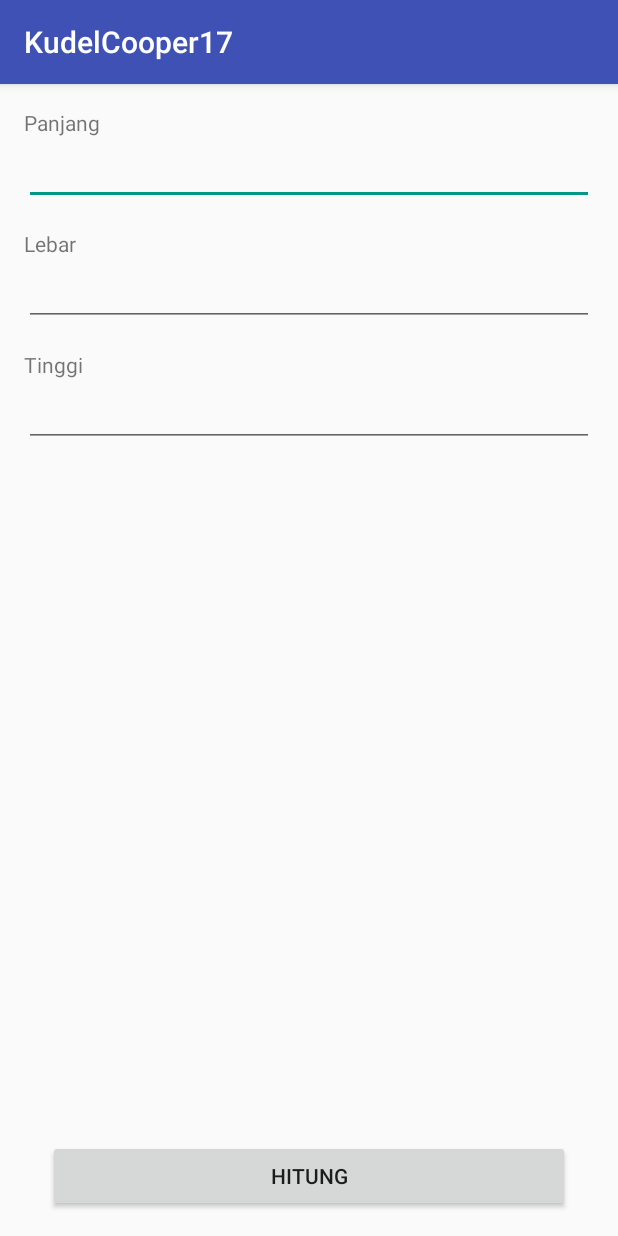
After one commit to ridhodelpierro/KudelCooper172, an Android app: the HitungActivity screen opened directly, with no data from a screen before it, on a phone screen of 412 x 824 dp. The commit adds this screen. Run offline under Robolectric (Android 15) with nearby library versions, the phone set to English and light mode, and no system bars.

Commit message:
Penambahan HitungActivity,panggil dengan intent

```diff
--- a/app/src/main/AndroidManifest.xml
+++ b/app/src/main/AndroidManifest.xml
@@ -9,6 +9,8 @@
         android:roundIcon="@mipmap/ic_launcher_round"
         android:supportsRtl="true"
         android:theme="@style/AppTheme">
+        <activity android:name=".HitungActivity"></activity>
+        <activity android:name=".Main2Activity" />
         <activity android:name=".MainActivity">
             <intent-filter>
                 <action android:name="android.intent.action.MAIN" />
--- /dev/null
+++ b/app/src/main/java/com/example/kudelcooper17/HitungActivity.kt
@@ -0,0 +1,12 @@
+package com.example.kudelcooper17
+
+import androidx.appcompat.app.AppCompatActivity
+import android.os.Bundle
+
+class HitungActivity : AppCompatActivity() {
+
+    override fun onCreate(savedInstanceState: Bundle?) {
+        super.onCreate(savedInstanceState)
+        setContentView(R.layout.activity_hitung)
+    }
+}
--- a/app/src/main/java/com/example/kudelcooper17/MainActivity.kt
+++ b/app/src/main/java/com/example/kudelcooper17/MainActivity.kt
@@ -1,8 +1,10 @@
 package com.example.kudelcooper17
 
+import android.content.Intent
 import androidx.appcompat.app.AppCompatActivity
 import android.os.Bundle
 import android.view.View
+import android.widget.Button
 import android.widget.TextView
 import android.widget.Toast
 import kotlinx.android.synthetic.main.activity_main.*
@@ -14,9 +16,15 @@ class MainActivity : AppCompatActivity() {
         setContentView(R.layout.activity_main)
 
         val textView1 = findViewById<TextView>(R.id.textView1)
+        val button1 = findViewById<Button>(R.id.button1)
 
         textView1.setOnClickListener{
             Toast.makeText(this,"hai :)",Toast.LENGTH_SHORT).show()
         }
+
+        button1.setOnClickListener {
+            val intent = Intent(this@MainActivity,HitungActivity::class.java)
+            startActivity(intent)
+        }
     }
 }
--- /dev/null
+++ b/app/src/main/res/layout/activity_hitung.xml
@@ -0,0 +1,109 @@
+<?xml version="1.0" encoding="utf-8"?>
+<androidx.constraintlayout.widget.ConstraintLayout xmlns:android="http://schemas.android.com/apk/res/android"
+    xmlns:app="http://schemas.android.com/apk/res-auto"
+    xmlns:tools="http://schemas.android.com/tools"
+    android:layout_width="match_parent"
+    android:layout_height="match_parent"
+    tools:context=".HitungActivity">
+
+    <TextView
+        android:id="@+id/textView"
+        android:layout_width="wrap_content"
+        android:layout_height="wrap_content"
+        android:layout_marginStart="16dp"
+        android:layout_marginLeft="16dp"
+        android:layout_marginTop="16dp"
+        android:text="@string/panjang"
+        app:layout_constraintStart_toStartOf="parent"
+        app:layout_constraintTop_toTopOf="parent" />
+
+    <EditText
+        android:id="@+id/editText"
+        android:layout_width="0dp"
+        android:layout_height="wrap_content"
+        android:layout_marginStart="16dp"
+        android:layout_marginLeft="16dp"
+        android:layout_marginEnd="16dp"
+        android:layout_marginRight="16dp"
+        android:ems="10"
+        android:importantForAutofill="no"
+        android:inputType="number"
+        app:layout_constraintEnd_toEndOf="parent"
+        app:layout_constraintStart_toStartOf="parent"
+        app:layout_constraintTop_toBottomOf="@+id/textView" />
+
+    <TextView
+        android:id="@+id/textView2"
+        android:layout_width="wrap_content"
+        android:layout_height="wrap_content"
+        android:layout_marginStart="16dp"
+        android:layout_marginLeft="16dp"
+        android:layout_marginTop="16dp"
+        android:text="@string/lebar"
+        app:layout_constraintStart_toStartOf="parent"
+        app:layout_constraintTop_toBottomOf="@+id/editText" />
+
+    <EditText
+        android:id="@+id/editText2"
+        android:layout_width="0dp"
+        android:layout_height="wrap_content"
+        android:layout_marginStart="16dp"
+        android:layout_marginLeft="16dp"
+        android:layout_marginEnd="16dp"
+        android:layout_marginRight="16dp"
+        android:ems="10"
+        android:inputType="number"
+        app:layout_constraintEnd_toEndOf="parent"
+        app:layout_constraintStart_toStartOf="parent"
+        app:layout_constraintTop_toBottomOf="@+id/textView2" />
+
+    <TextView
+        android:id="@+id/textView3"
+        android:layout_width="wrap_content"
+        android:layout_height="wrap_content"
+        android:layout_marginStart="16dp"
+        android:layout_marginLeft="16dp"
+        android:layout_marginTop="16dp"
+        android:text="@string/tinggi"
+        app:layout_constraintStart_toStartOf="parent"
+        app:layout_constraintTop_toBottomOf="@+id/editText2" />
+
+    <EditText
+        android:id="@+id/editText4"
+        android:layout_width="0dp"
+        android:layout_height="wrap_content"
+        android:layout_marginStart="16dp"
+        android:layout_marginLeft="16dp"
+        android:layout_marginEnd="16dp"
+        android:layout_marginRight="16dp"
+        android:ems="10"
+        android:inputType="number"
+        app:layout_constraintEnd_toEndOf="parent"
+        app:layout_constraintStart_toStartOf="parent"
+        app:layout_constraintTop_toBottomOf="@+id/textView3" />
+
+    <Button
+        android:id="@+id/button2"
+        android:layout_width="0dp"
+        android:layout_height="wrap_content"
+        android:layout_marginStart="32dp"
+        android:layout_marginLeft="32dp"
+        android:layout_marginEnd="32dp"
+        android:layout_marginRight="32dp"
+        android:layout_marginBottom="16dp"
+        android:text="Hitung"
+        app:layout_constraintBottom_toBottomOf="parent"
+        app:layout_constraintEnd_toEndOf="parent"
+        app:layout_constraintStart_toStartOf="parent" />
+
+    <TextView
+        android:id="@+id/textView4"
+        android:layout_width="wrap_content"
+        android:layout_height="wrap_content"
+        android:textSize="36sp"
+        app:layout_constraintBottom_toTopOf="@+id/button2"
+        app:layout_constraintEnd_toEndOf="parent"
+        app:layout_constraintStart_toStartOf="parent"
+        app:layout_constraintTop_toBottomOf="@+id/editText4" />
+
+</androidx.constraintlayout.widget.ConstraintLayout>
--- a/app/src/main/res/layout/activity_main.xml
+++ b/app/src/main/res/layout/activity_main.xml
@@ -10,10 +10,28 @@
         android:id="@+id/textView1"
         android:layout_width="wrap_content"
         android:layout_height="wrap_content"
+        android:layout_marginStart="16dp"
+        android:layout_marginLeft="16dp"
+        android:layout_marginEnd="16dp"
+        android:layout_marginRight="16dp"
+        android:layout_marginBottom="16dp"
         android:text="@string/welcome"
         app:layout_constraintBottom_toBottomOf="parent"
-        app:layout_constraintLeft_toLeftOf="parent"
-        app:layout_constraintRight_toRightOf="parent"
+        app:layout_constraintEnd_toEndOf="parent"
+        app:layout_constraintStart_toStartOf="parent" />
+
+    <Button
+        android:id="@+id/button1"
+        android:layout_width="0dp"
+        android:layout_height="wrap_content"
+        android:layout_marginStart="16dp"
+        android:layout_marginLeft="16dp"
+        android:layout_marginTop="16dp"
+        android:layout_marginEnd="16dp"
+        android:layout_marginRight="16dp"
+        android:text="@string/activity_hitung"
+        app:layout_constraintEnd_toEndOf="parent"
+        app:layout_constraintStart_toStartOf="parent"
         app:layout_constraintTop_toTopOf="parent" />
 
 </androidx.constraintlayout.widget.ConstraintLayout>
--- a/app/src/main/res/values/colors.xml
+++ b/app/src/main/res/values/colors.xml
@@ -2,5 +2,5 @@
 <resources>
     <color name="colorPrimary">#3F51B5</color>
     <color name="colorPrimaryDark">#3F51B5</color>
-    <color name="colorAccent">#03DAC5</color>
+    <color name="colorAccent">#009688</color>
 </resources>
--- a/app/src/main/res/values/strings.xml
+++ b/app/src/main/res/values/strings.xml
@@ -1,4 +1,9 @@
 <resources>
     <string name="app_name">KudelCooper17</string>
     <string name="welcome">WELCOME</string>
+    <string name="activity_hitung">Activity Hitung</string>
+    <string name="panjang">Panjang</string>
+    <string name="textview">TextView</string>
+    <string name="lebar">Lebar</string>
+    <string name="tinggi">Tinggi</string>
 </resources>
```
